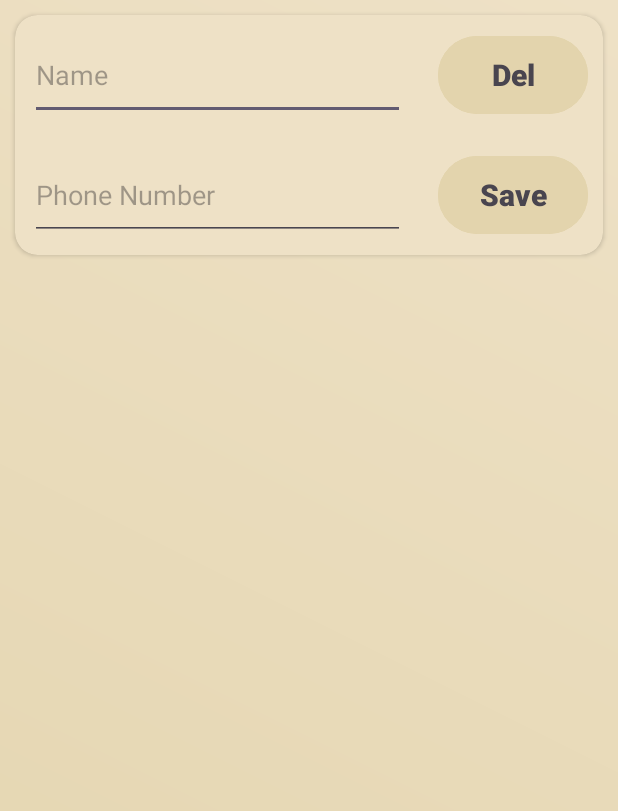
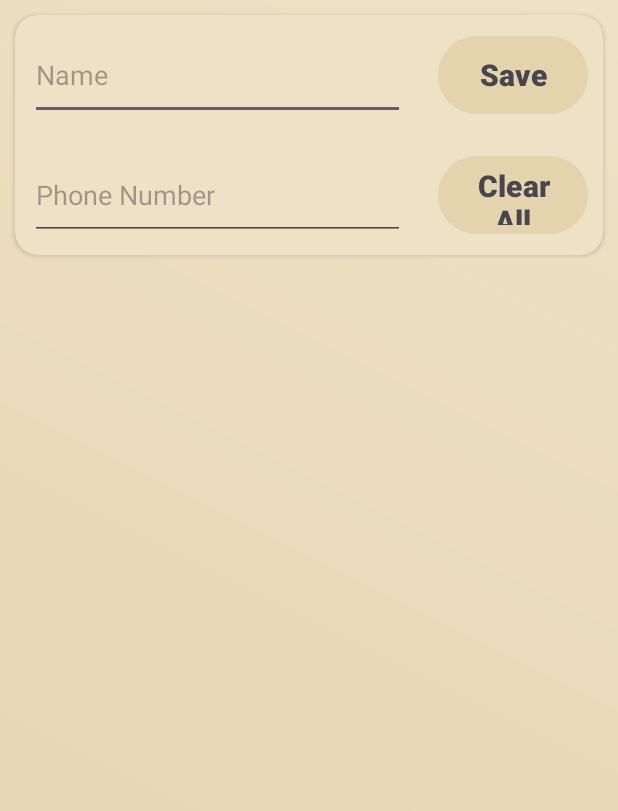
Before and after one commit to nevrmd/phonebook, an Android app: the screen it shows after launch (MainActivity), on a phone screen of 412 x 824 dp. Shown: the top 811 px of the screen. Run offline under Robolectric (Android 15) with nearby library versions, the phone set to English and light mode, and no system bars; our stand-ins replace Room's generated code, data binding.

Commit message:
Minor UI changes, CRUD, RecyclerView, ViewModel changes, kapt in build.gradle

```diff
--- a/app/build.gradle.kts
+++ b/app/build.gradle.kts
@@ -49,7 +49,7 @@ dependencies {
     implementation(libs.kotlinx.coroutines.android)
     implementation(libs.androidx.room.runtime)
     implementation(libs.androidx.room.ktx)
-    annotationProcessor(libs.androidx.room.compiler)
+    kapt(libs.androidx.room.compiler)
     kapt(libs.androidx.lifecycle.compiler)
     // Default
     implementation(libs.androidx.core.ktx)
--- a/app/src/main/java/com/nevrmd/phonebook/MainActivity.kt
+++ b/app/src/main/java/com/nevrmd/phonebook/MainActivity.kt
@@ -1,20 +1,56 @@
 package com.nevrmd.phonebook
 
 import android.os.Bundle
-import androidx.activity.enableEdgeToEdge
+import android.widget.Toast
 import androidx.appcompat.app.AppCompatActivity
-import androidx.core.view.ViewCompat
-import androidx.core.view.WindowInsetsCompat
+import androidx.databinding.DataBindingUtil
+import androidx.lifecycle.Observer
+import androidx.lifecycle.ViewModelProvider
+import androidx.recyclerview.widget.LinearLayoutManager
+import com.nevrmd.phonebook.databinding.ActivityMainBinding
+import com.nevrmd.phonebook.room.PhoneCard
+import com.nevrmd.phonebook.room.PhoneCardDb
+import com.nevrmd.phonebook.room.PhoneCardRepository
+import com.nevrmd.phonebook.myViewModel.PhoneCardViewModel
+import com.nevrmd.phonebook.myViewModel.PhoneCardViewModelFactory
+import com.nevrmd.phonebook.viewUI.CardRecyclerViewAdapter
 
 class MainActivity : AppCompatActivity() {
+    private lateinit var binding: ActivityMainBinding
+    private lateinit var phoneCardViewModel: PhoneCardViewModel
+
     override fun onCreate(savedInstanceState: Bundle?) {
         super.onCreate(savedInstanceState)
-        enableEdgeToEdge()
-        setContentView(R.layout.activity_main)
-        ViewCompat.setOnApplyWindowInsetsListener(findViewById(R.id.main)) { v, insets ->
-            val systemBars = insets.getInsets(WindowInsetsCompat.Type.systemBars())
-            v.setPadding(systemBars.left, systemBars.top, systemBars.right, systemBars.bottom)
-            insets
-        }
+        binding = DataBindingUtil.setContentView(this, R.layout.activity_main)
+        // Room
+        val dao = PhoneCardDb.getInstance(application).phoneCardDao
+        val repository = PhoneCardRepository(dao)
+        val factory = PhoneCardViewModelFactory(repository)
+
+        phoneCardViewModel = ViewModelProvider(this, factory)[PhoneCardViewModel::class.java]
+        binding.phoneCardViewModel = phoneCardViewModel
+        binding.lifecycleOwner = this
+        initRecyclerView()
+
+    }
+
+    private fun initRecyclerView() {
+        binding.rvPhoneCards.layoutManager = LinearLayoutManager(this)
+        DisplayPhoneCardsList()
+    }
+
+    private fun DisplayPhoneCardsList() {
+        phoneCardViewModel.phoneCards.observe(this, Observer {
+            binding.rvPhoneCards.adapter = CardRecyclerViewAdapter(
+                it
+            ) { selectedItem: PhoneCard -> listItemClicked(selectedItem) }
+        })
+    }
+
+    private fun listItemClicked(selectedItem: PhoneCard) {
+        Toast.makeText(
+            this, "Selected name is ${selectedItem.name}", Toast.LENGTH_SHORT
+        ).show()
+        phoneCardViewModel.initUpdateAndDelete(selectedItem)
     }
 }
--- /dev/null
+++ b/app/src/main/java/com/nevrmd/phonebook/myViewModel/PhoneCardViewModelFactory.kt
@@ -0,0 +1,16 @@
+package com.nevrmd.phonebook.myViewModel
+
+import androidx.lifecycle.ViewModel
+import androidx.lifecycle.ViewModelProvider
+import androidx.lifecycle.viewmodel.CreationExtras
+import com.nevrmd.phonebook.room.PhoneCardRepository
+import java.lang.IllegalArgumentException
+
+class PhoneCardViewModelFactory(private val repository: PhoneCardRepository): ViewModelProvider.Factory {
+    override fun <T : ViewModel> create(modelClass: Class<T>, extras: CreationExtras): T {
+        if(modelClass.isAssignableFrom(PhoneCardViewModel::class.java)) {
+            return PhoneCardViewModel(repository) as T
+        }
+        throw IllegalArgumentException("Unknown ViewModel Class")
+    }
+}
--- a/app/src/main/java/com/nevrmd/phonebook/room/PhoneCard.kt
+++ b/app/src/main/java/com/nevrmd/phonebook/room/PhoneCard.kt
@@ -7,6 +7,6 @@ import androidx.room.PrimaryKey
 data class PhoneCard(
     @PrimaryKey(autoGenerate = true)
     val id: Int,
-    val name: String,
-    val phoneNumber: Int
+    var name: String,
+    var phoneNumber: Int
 )
--- /dev/null
+++ b/app/src/main/java/com/nevrmd/phonebook/viewUI/CardRecyclerViewAdapter.kt
@@ -0,0 +1,44 @@
+package com.nevrmd.phonebook.viewUI
+
+import android.view.LayoutInflater
+import android.view.ViewGroup
+import androidx.databinding.DataBindingUtil
+import androidx.recyclerview.widget.RecyclerView
+import com.nevrmd.phonebook.R
+import com.nevrmd.phonebook.databinding.CardItemBinding
+import com.nevrmd.phonebook.room.PhoneCard
+
+class CardRecyclerViewAdapter(
+    private val phoneCardsList: List<PhoneCard>,
+    private val clickListener: (PhoneCard) -> Unit
+) : RecyclerView.Adapter<CardViewHolder>() {
+    // onCreateViewHolder creates new ViewHolders
+    override fun onCreateViewHolder(parent: ViewGroup, viewType: Int): CardViewHolder {
+        val layoutInflater = LayoutInflater.from(parent.context)
+        val binding: CardItemBinding = DataBindingUtil.inflate(
+            layoutInflater, R.layout.card_item, parent, false
+        )
+        return CardViewHolder(binding)
+    }
+
+    // Returns phoneCardsList's size
+    override fun getItemCount(): Int {
+        return phoneCardsList.size
+    }
+
+    // Binds ViewHolders
+    override fun onBindViewHolder(holder: CardViewHolder, position: Int) {
+        holder.bind(phoneCardsList[position], clickListener)
+    }
+}
+
+// ViewHolder is used to show the RecyclerView elements
+class CardViewHolder(private val binding: CardItemBinding) : RecyclerView.ViewHolder(binding.root) {
+    fun bind(phoneCard: PhoneCard, clickListener: (PhoneCard) -> Unit) {
+        binding.tvName.text = phoneCard.name
+        binding.tvPhone.text = phoneCard.phoneNumber.toString()
+        binding.cvPhoneCard.setOnClickListener {
+            clickListener(phoneCard)
+        }
+    }
+}
--- a/app/src/main/res/layout/activity_main.xml
+++ b/app/src/main/res/layout/activity_main.xml
@@ -1,21 +1,21 @@
 <?xml version="1.0" encoding="utf-8"?>
 <layout xmlns:android="http://schemas.android.com/apk/res/android"
     xmlns:app="http://schemas.android.com/apk/res-auto"
-    xmlns:tools="http://schemas.android.com/tools"
-    tools:context=".MainActivity">
+    xmlns:tools="http://schemas.android.com/tools">
 
 <!--    Enables DataBinding    -->
     <data>
         <variable
             name="phoneCardViewModel"
-            type="com.nevrmd.phonebook.viewModel.PhoneCardViewModel"/>
+            type="com.nevrmd.phonebook.myViewModel.PhoneCardViewModel"/>
     </data>
 
     <androidx.constraintlayout.widget.ConstraintLayout
         android:id="@+id/clMain"
         android:layout_width="match_parent"
         android:layout_height="match_parent"
-        android:background="@drawable/gradient_background">
+        android:background="@drawable/gradient_background"
+        tools:context=".MainActivity">
 
         <androidx.cardview.widget.CardView
             android:id="@+id/cardView"
@@ -46,7 +46,7 @@
                 android:inputType="text" />
 
             <EditText
-                android:text="@={phoneCardViewModel.phoneNumber}"
+                android:text="@={phoneCardViewModel.inputPhoneNumber}"
                 android:id="@+id/etNumber"
                 android:layout_width="250dp"
                 android:layout_height="60dp"
@@ -61,6 +61,7 @@
                 android:inputType="phone" />
 
             <Button
+                android:onClick="@{()->phoneCardViewModel.saveOrUpdate()}"
                 android:id="@+id/btnTop"
                 android:backgroundTint="#E3D4AD"
                 android:layout_width="100dp"
@@ -70,12 +71,13 @@
                 android:layout_marginTop="10dp"
                 android:layout_marginEnd="10dp"
                 android:layout_marginBottom="10dp"
-                android:text="@string/btnTop"
+                android:text="@={phoneCardViewModel.saveOrUpdateButtonText}"
                 android:textColor="#49454f"
                 android:textSize="20sp"
                 android:textStyle="bold" />
 
             <Button
+                android:onClick="@{()->phoneCardViewModel.clearAllOrDelete()}"
                 android:id="@+id/btnBottom"
                 android:backgroundTint="#E3D4AD"
                 android:layout_width="100dp"
@@ -85,7 +87,7 @@
                 android:layout_marginTop="90dp"
                 android:layout_marginEnd="10dp"
                 android:layout_marginBottom="10dp"
-                android:text="@string/btnBottom"
+                android:text="@={phoneCardViewModel.clearAllOrDeleteButtonText}"
                 android:textColor="#49454f"
                 android:textSize="20sp"
                 android:textStyle="bold" />
--- a/app/src/main/res/values/strings.xml
+++ b/app/src/main/res/values/strings.xml
@@ -2,8 +2,6 @@
     <string name="app_name">Phonebook</string>
     <string name="etNumber">Phone Number</string>
     <string name="etName">Name</string>
-    <string name="btnTop">Del</string>
-    <string name="btnBottom">Save</string>
     <string name="tvName">Name</string>
     <string name="tvPhone">+7 000 000 0000</string>
 </resources>
```
Also changed, not shown: app/src/main/java/com/nevrmd/phonebook/myViewModel/PhoneCardViewModel.kt (renamed from app/src/main/java/com/nevrmd/phonebook/viewModel/PhoneCardViewModel.kt, +41 -8 lines), app/src/main/res/layout/card_item.xml (+6 -2 lines).
